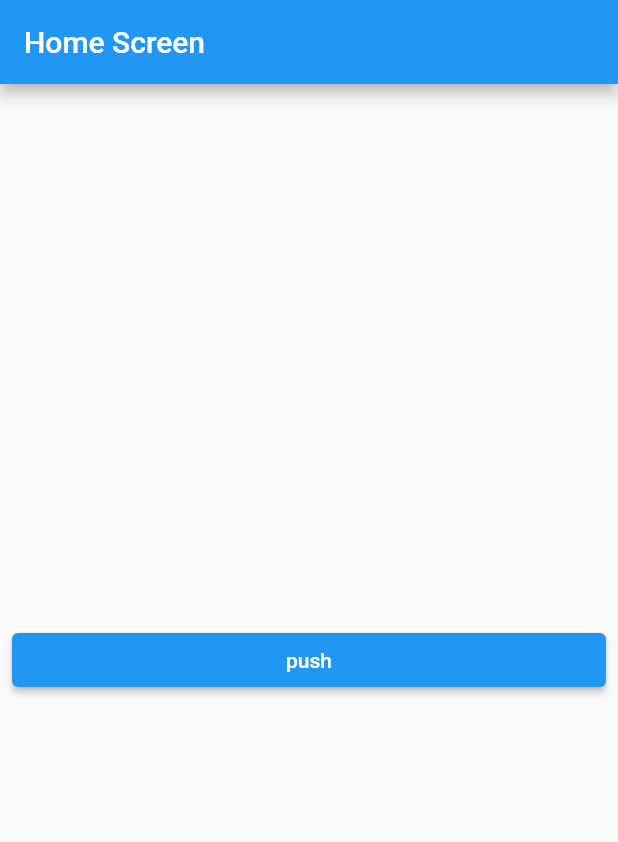
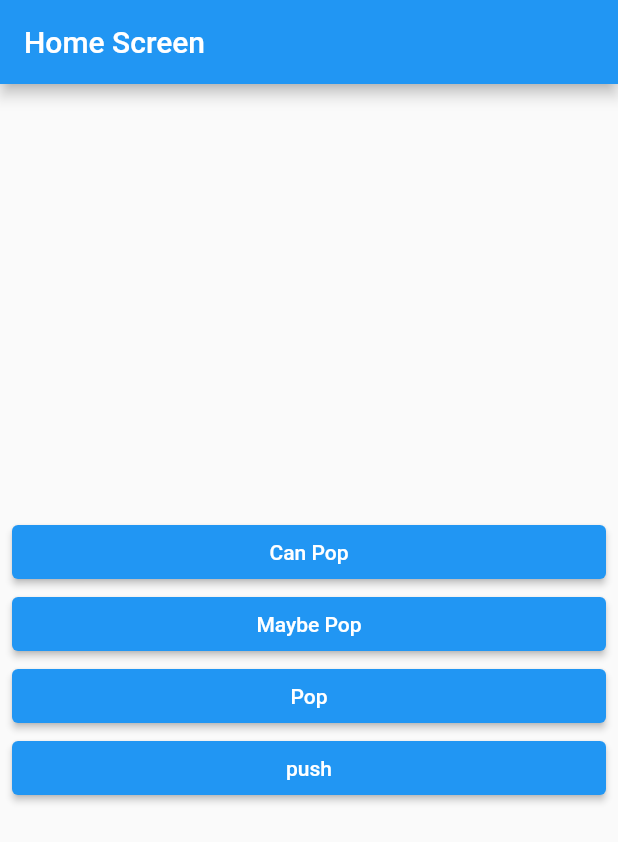
Before and after one commit to tmdtlr7031/flutter_navigation, a Flutter app: the screen it shows after launch, on a phone screen of 412 x 824 dp. Shown: the top 842 px of the screen. Run offline on Flutter 3.47's test engine with Material 2 defaults, Android fonts, the phone set to English and light mode, and no system bars.

Commit message:
pop 메서드 + 안드로이트 back 버튼 방지

```diff
--- a/lib/screen/home_screen.dart
+++ b/lib/screen/home_screen.dart
@@ -7,9 +7,40 @@ class HomeScreen extends StatelessWidget {
 
   @override
   Widget build(BuildContext context) {
-    return MainLayout(
+    /**
+     * WillPopScope : 안드로이드 back 버튼 시 앱꺼짐 방지
+     *  - 시스템적으로 back 버튼 눌렀을 때 리스닝할 수 있는 방법은 없음.
+     *  - WillPopScope -> 라우트가 사라질 때 이벤트 캐치
+     */
+    return WillPopScope(
+      onWillPop: () async { // async 무조건 써야함
+        // return = true : pop 가능
+
+        // 로직 추가 가능
+
+        return false;
+      },
+      child: MainLayout(
         title: 'Home Screen',
         children: [
+          ElevatedButton(
+            onPressed: () {
+              print(Navigator.of(context).canPop()); // 마지막 페이지인 경우 false 리턴
+            },
+            child: Text('Can Pop'),
+          ),
+          ElevatedButton(
+            onPressed: () {
+              Navigator.of(context).maybePop(); // 뒤로갈 페이지가 없을 때 뒤로가기 방지
+            },
+            child: Text('Maybe Pop'),
+          ),
+          ElevatedButton(
+            onPressed: () {
+              Navigator.of(context).pop();
+            },
+            child: Text('Pop'),
+          ),
           ElevatedButton(
             onPressed: () async {
               final result = await Navigator.of(context).push(
@@ -25,6 +56,7 @@ class HomeScreen extends StatelessWidget {
             child: Text('push'),
           ),
         ],
+      ),
     );
   }
 }
--- a/lib/screen/route_one_screen.dart
+++ b/lib/screen/route_one_screen.dart
@@ -17,6 +17,12 @@ class RouteOneScreen extends StatelessWidget {
         Text(
           'argumemts : ${number.toString()}',
           textAlign: TextAlign.center,
+        ),
+        ElevatedButton(
+          onPressed: () {
+            Navigator.of(context).maybePop(); // 뒤로갈 페이지가 없을 때 뒤로가기 방지
+          },
+          child: Text('Maybe Pop'),
         ),
         ElevatedButton(
           onPressed: () {
```
Lines whose indentation alone changed are shown as unchanged.
